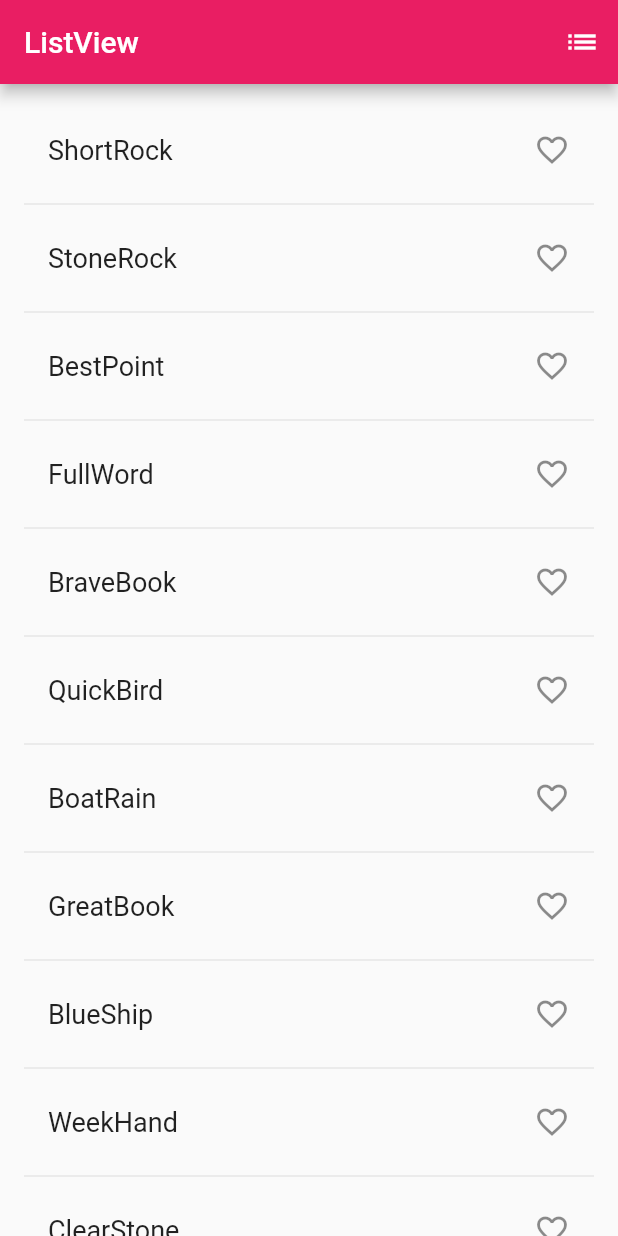
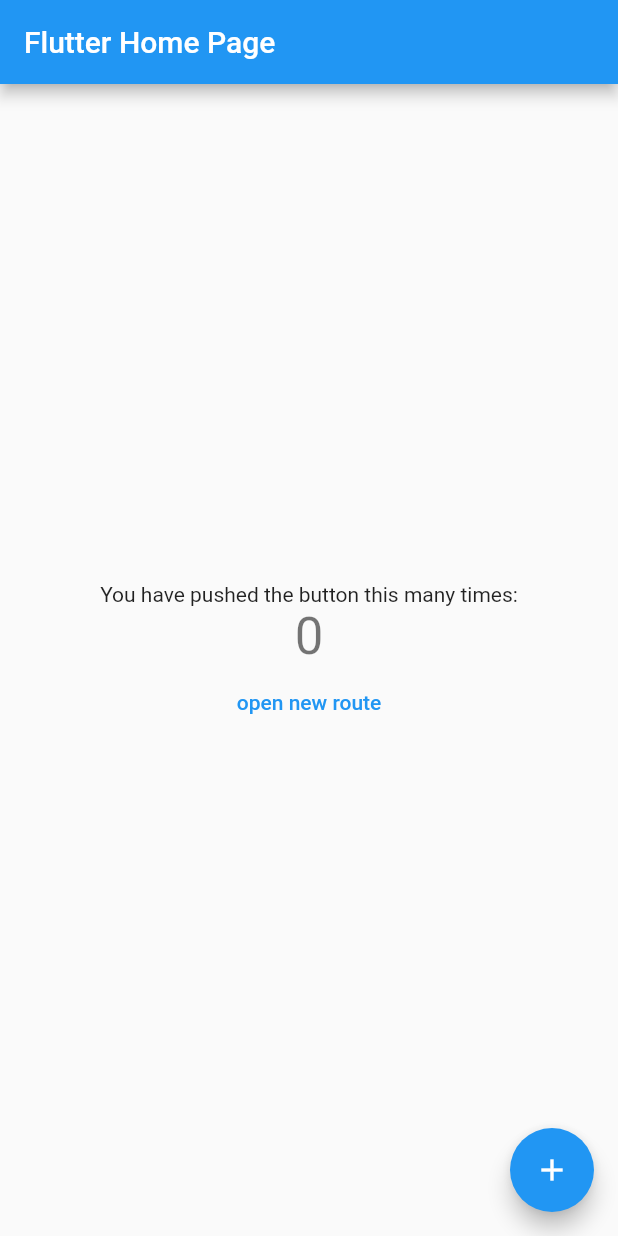
Before and after one commit to Jiyr0119/myFlutter, a Flutter app: the screen it shows after launch, on a phone screen of 412 x 824 dp. Run offline on Flutter 3.47's test engine with Material 2 defaults, Android fonts, the phone set to English and light mode, and no system bars.

Commit message:
new route

```diff
--- a/lib/main.dart
+++ b/lib/main.dart
@@ -1,4 +1,153 @@
-import 'package:english_words/english_words.dart';
+// import 'package:english_words/english_words.dart';
+// import 'package:flutter/material.dart';
+
+// void main() => runApp(new MyApp());
+
+// class MyApp extends StatelessWidget {
+//   @override
+//   Widget build(BuildContext context) {
+//     // final wordPair = new WordPair.random();
+//     return new MaterialApp(
+//       title: 'Startup Name Generator',
+//       theme: new ThemeData(
+//         primaryColor: Colors.pink,
+//       ),
+//       // home: new Scaffold(
+//       //   appBar: new AppBar(
+//       //     title: new Text('Welcome to Flutter'),
+//       //   ),
+//       //   body: new Center(
+//       //     // child: new Text('Hello World by Jiyr!!!'),
+//       //     child: new Text(wordPair.asPascalCase),
+//       //   ),
+//       // ),
+//       home: new RandomWrods(),
+//     );
+//   }
+// }
+
+// class RandomWrods extends StatefulWidget {
+//   @override
+//   createState() => new RandomWrodsState();
+// }
+
+// class RandomWrodsState extends State<RandomWrods> {
+//   @override
+//   Widget build(BuildContext context) {
+//     // final wordPair = new WordPair.random();
+//     return new MaterialApp(
+//       title: "my flutter",
+//       theme: new ThemeData(primaryColor: Colors.pink),
+//       home: new Scaffold(
+//         appBar: new AppBar(
+//           title: new Text("ListView"),
+//           actions: <Widget>[
+//             new IconButton(
+//               icon: new Icon(Icons.list),
+//               onPressed: _pushSaved,
+//             )
+//           ],
+//         ),
+//         body: _buildSuggestions(),
+//       ),
+//     );
+//   }
+
+//   final _suggestions = <WordPair>[];
+//   final _biggerFont = const TextStyle(fontSize: 18.0);
+//   final _saved = new Set<WordPair>();
+
+//   Widget _buildSuggestions() {
+//     return new ListView.builder(
+//       padding: const EdgeInsets.all(16.0),
+//       itemBuilder: (context, i) {
+//         if (i.isOdd) return new Divider();
+//         final index = i ~/ 2;
+//         if (index >= _suggestions.length) {
+//           _suggestions.addAll(generateWordPairs().take(10));
+//         }
+//         return _buildRow(_suggestions[index]);
+//       },
+//     );
+//   }
+
+//   Widget _buildRow(WordPair pair) {
+//     final alreadySaved = _saved.contains(pair);
+//     return new ListTile(
+//       title: new Text(
+//         pair.asPascalCase,
+//         style: _biggerFont,
+//       ),
+//       trailing: new Icon(
+//         alreadySaved ? Icons.favorite : Icons.favorite_border,
+//         color: alreadySaved ? Colors.red : null,
+//       ),
+//       onTap: () {
+//         setState(() {
+//           if (alreadySaved) {
+//             _saved.remove(pair);
+//           } else {
+//             _saved.add(pair);
+//           }
+//         });
+//       },
+//     );
+//   }
+
+//   void _pushSaved() {
+//     Navigator.of(context).push(new MaterialPageRoute(builder: (context) {
+//       final tiles = _saved.map((pair) {
+//         return new ListTile(
+//           title: new Text(pair.asPascalCase, style: _biggerFont),
+//         );
+//       });
+//       final divided =
+//           ListTile.divideTiles(context: context, tiles: tiles).toList();
+//       return new Scaffold(
+//         appBar: new AppBar(
+//           title: new Text("save Suggestions"),
+//         ),
+//         body: new ListView(children: divided),
+//       );
+//     }));
+//   }
+// }
+// 中文网 这个 demo 跑不起来
+// import 'package:flutter/material.dart';
+
+// void main() => runApp(new MyApp());
+
+// class MyApp extends StatelessWidget {
+//   @override
+//   Widget build(BuildContext context) {
+//     return new Container(
+//       padding: const EdgeInsets.all(32.0),
+//       child: new Row(
+//         children: <Widget>[
+//           new Expanded(
+//             child: new Column(
+//               crossAxisAlignment: CrossAxisAlignment.start,
+//               children: <Widget>[
+//                 new Container(
+//                   padding: const EdgeInsets.only(bottom: 8.0),
+//                   child: new Text(
+//                     'Oeschinen Lake Campground',
+//                     style: new TextStyle(fontWeight: FontWeight.bold),
+//                   ),
+//                 ),
+//                 new Text('Kandersteg, Switzerland',
+//                     style: new TextStyle(color: Colors.grey[500])),
+//               ],
+//             ),
+//           ),
+//           new Icon(Icons.star, color: Colors.red[500]),
+//           new Text('41')
+//         ],
+//       ),
+//     );
+//   }
+// }
+
 import 'package:flutter/material.dart';
 
 void main() => runApp(new MyApp());
@@ -6,111 +155,78 @@ void main() => runApp(new MyApp());
 class MyApp extends StatelessWidget {
   @override
   Widget build(BuildContext context) {
-    // final wordPair = new WordPair.random();
     return new MaterialApp(
-      title: 'Startup Name Generator',
-      theme: new ThemeData(
-        primaryColor: Colors.pink,
-      ),
-      // home: new Scaffold(
-      //   appBar: new AppBar(
-      //     title: new Text('Welcome to Flutter'),
-      //   ),
-      //   body: new Center(
-      //     // child: new Text('Hello World by Jiyr!!!'),
-      //     child: new Text(wordPair.asPascalCase),
-      //   ),
-      // ),
-      home: new RandomWrods(),
+      title: 'My Flutter',
+      theme: new ThemeData(primaryColor: Colors.blue),
+      home: new MyHomePage(title: 'Flutter Home Page'),
     );
   }
 }
 
-class RandomWrods extends StatefulWidget {
+class MyHomePage extends StatefulWidget {
+  MyHomePage({Key key, this.title}) : super(key: key);
+  final String title;
   @override
-  createState() => new RandomWrodsState();
+  _MyHomePageState createState() => new _MyHomePageState();
 }
 
-class RandomWrodsState extends State<RandomWrods> {
+class _MyHomePageState extends State<MyHomePage> {
+  int _counter = 0;
+
+  void _incrementCounter() {
+    setState(() {
+      _counter++;
+    });
+  }
+
   @override
   Widget build(BuildContext context) {
-    // final wordPair = new WordPair.random();
-    return new MaterialApp(
-      title: "my flutter",
-      theme: new ThemeData(
-        primaryColor: Colors.pink
+    return new Scaffold(
+      appBar: new AppBar(
+        title: new Text(widget.title),
       ),
-      home: new Scaffold(
-        appBar: new AppBar(
-          title: new Text("ListView"),
-          actions: <Widget>[
-            new IconButton(
-              icon: new Icon(Icons.list),
-              onPressed: _pushSaved,
+      body: new Center(
+        child: new Column(
+          mainAxisAlignment: MainAxisAlignment.center,
+          children: <Widget>[
+            new Text(
+              'You have pushed the button this many times:',
+            ),
+            new Text(
+              '$_counter',
+              style: Theme.of(context).textTheme.display1,
+            ),
+            FlatButton(
+              child: Text('open new route'),
+              textColor: Colors.blue,
+              onPressed: () {
+                Navigator.push(context, MaterialPageRoute(builder: (context) {
+                  return NewRoute();
+                }));
+              },
             )
           ],
         ),
-        body: _buildSuggestions(),
+      ),
+      floatingActionButton: new FloatingActionButton(
+        onPressed: _incrementCounter,
+        tooltip: 'Increment',
+        child: new Icon(Icons.add),
+      ), // This trailing comma makes auto-formatting nicer for build methods.
+    );
+  }
+}
+
+class NewRoute extends StatelessWidget {
+  @override
+  Widget build(BuildContext context) {
+    return Scaffold(
+      appBar: AppBar(
+        title: Text("New route"),
+      ),
+      body: Center(
+        child: Text("This is new route"),
       ),
     );
   }
-
-  final _suggestions = <WordPair>[];
-  final _biggerFont = const TextStyle(fontSize: 18.0);
-  final _saved = new Set<WordPair>();
-
-  Widget _buildSuggestions() {
-    return new ListView.builder(
-      padding: const EdgeInsets.all(16.0),
-      itemBuilder: (context, i) {
-        if (i.isOdd) return new Divider();
-        final index = i ~/ 2;
-        if (index >= _suggestions.length) {
-          _suggestions.addAll(generateWordPairs().take(10));
-        }
-        return _buildRow(_suggestions[index]);
-      },
-    );
-  }
-
-  Widget _buildRow(WordPair pair) {
-    final alreadySaved = _saved.contains(pair);
-    return new ListTile(
-      title: new Text(
-        pair.asPascalCase,
-        style: _biggerFont,
-      ),
-      trailing: new Icon(
-        alreadySaved ? Icons.favorite : Icons.favorite_border,
-        color: alreadySaved ? Colors.red : null,
-      ),
-      onTap: () {
-        setState(() {
-          if (alreadySaved) {
-            _saved.remove(pair);
-          } else {
-            _saved.add(pair);
-          }
-        });
-      },
-    );
-  }
-
-  void _pushSaved() {
-    Navigator.of(context).push(new MaterialPageRoute(builder: (context) {
-      final tiles = _saved.map((pair) {
-        return new ListTile(
-          title: new Text(pair.asPascalCase, style: _biggerFont),
-        );
-      });
-      final divided =
-          ListTile.divideTiles(context: context, tiles: tiles).toList();
-      return new Scaffold(
-        appBar: new AppBar(
-          title: new Text("save Suggestions"),
-        ),
-        body: new ListView(children: divided),
-      );
-    }));
-  }
 }
--- a/pubspec.yaml
+++ b/pubspec.yaml
@@ -42,10 +42,8 @@ flutter:
   uses-material-design: true
 
   # To add assets to your application, add an assets section, like this:
-  # assets:
-  #  - images/a_dot_burr.jpeg
-  #  - images/a_dot_ham.jpeg
-
+  assets:
+   - images/lake.jpg
   # An image asset can refer to one or more resolution-specific "variants", see
   # https://flutter.dev/assets-and-images/#resolution-aware.
 
```
Also changed, not shown: images/lake.jpg (added).
